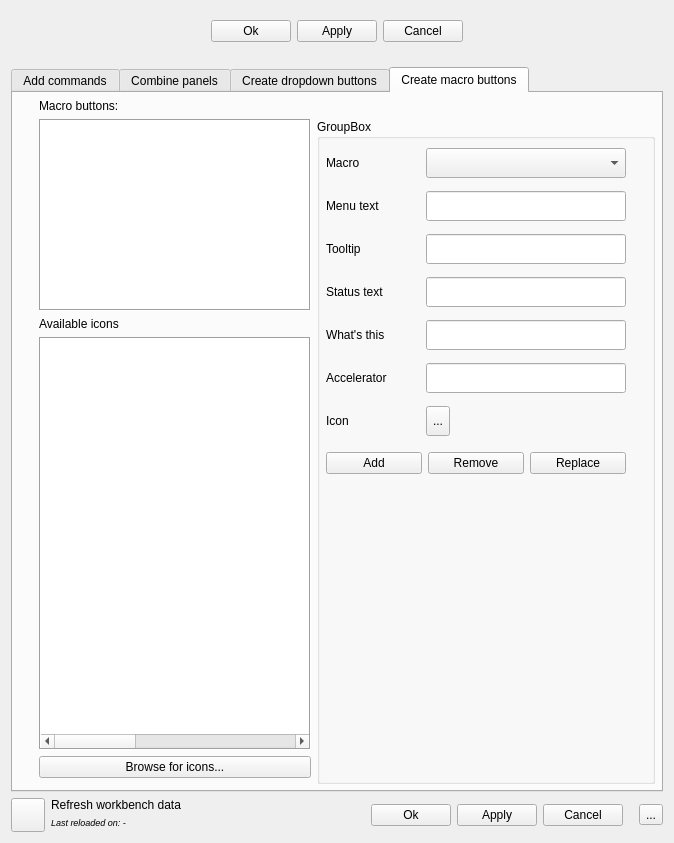
This is Resources/ui/AddCommands.ui in APEbbers/FreeCAD-Ribbon as Qt 5 draws it before an edit. The edited form follows.
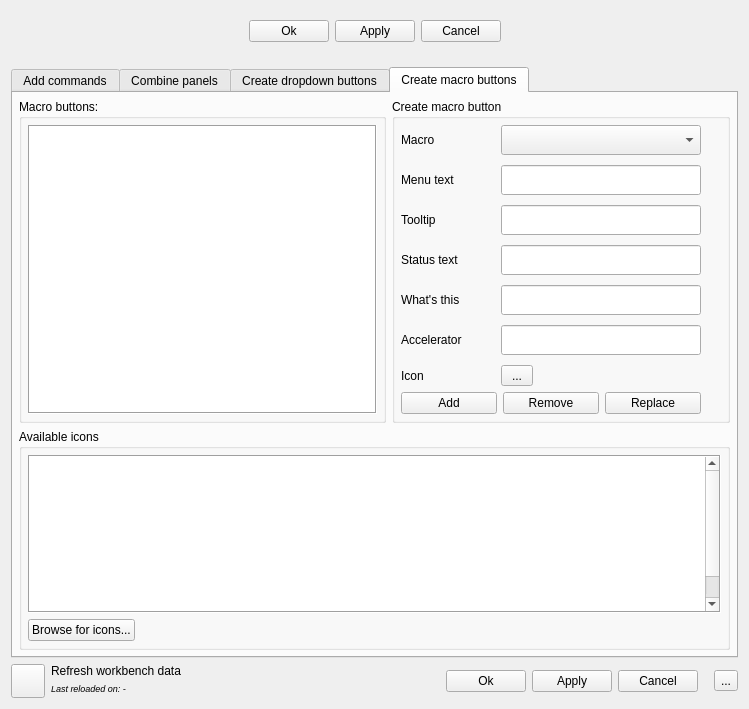
This is the edited form. Icons and pictures are not drawn.

Commit message: Support for macro buttons - 7

```diff
--- a/Resources/ui/AddCommands.ui
+++ b/Resources/ui/AddCommands.ui
@@ -6,8 +6,8 @@
    <rect>
     <x>0</x>
     <y>0</y>
-    <width>674</width>
-    <height>843</height>
+    <width>749</width>
+    <height>709</height>
    </rect>
   </property>
   <property name="acceptDrops">
@@ -16,7 +16,7 @@
   <property name="windowTitle">
    <string>Form</string>
   </property>
-  <layout class="QGridLayout" name="gridLayout_10">
+  <layout class="QGridLayout" name="gridLayout_13">
    <item row="0" column="0">
     <widget class="QFrame" name="DockedButtonFrame">
      <property name="sizePolicy">
@@ -831,153 +831,53 @@
        <property name="bottomMargin">
         <number>6</number>
        </property>
-       <item row="3" column="1" rowspan="3">
-        <widget class="QTableWidget" name="ListMacroButtons">
-         <property name="sizePolicy">
-          <sizepolicy hsizetype="Expanding" vsizetype="Expanding">
-           <horstretch>0</horstretch>
-           <verstretch>0</verstretch>
-          </sizepolicy>
+       <item row="0" column="0" rowspan="2">
+        <widget class="QGroupBox" name="groupBox_4">
+         <property name="title">
+          <string>Macro buttons:</string>
          </property>
-         <property name="frameShape">
-          <enum>QFrame::Shape::Box</enum>
-         </property>
-         <property name="editTriggers">
-          <set>QAbstractItemView::EditTrigger::SelectedClicked</set>
-         </property>
-         <property name="tabKeyNavigation">
-          <bool>false</bool>
-         </property>
-         <property name="showDropIndicator" stdset="0">
-          <bool>false</bool>
-         </property>
-         <property name="selectionMode">
-          <enum>QAbstractItemView::SelectionMode::SingleSelection</enum>
-         </property>
-         <property name="showGrid">
-          <bool>false</bool>
-         </property>
-         <property name="supportedDragActions">
-          <set>Qt::DropAction::IgnoreAction</set>
-         </property>
-         <attribute name="horizontalHeaderVisible">
-          <bool>false</bool>
-         </attribute>
-         <attribute name="verticalHeaderVisible">
-          <bool>false</bool>
-         </attribute>
-         <row>
-          <property name="text">
-           <string>New Row</string>
+         <layout class="QGridLayout" name="gridLayout_10">
+          <property name="leftMargin">
+           <number>6</number>
           </property>
-         </row>
-         <row>
-          <property name="text">
-           <string>1</string>
+          <property name="topMargin">
+           <number>6</number>
           </property>
-         </row>
-         <row>
-          <property name="text">
-           <string>2</string>
+          <property name="rightMargin">
+           <number>6</number>
           </property>
-         </row>
-         <row>
-          <property name="text">
-           <string>3</string>
+          <property name="bottomMargin">
+           <number>6</number>
           </property>
-         </row>
-         <row>
-          <property name="text">
-           <string>4</string>
-          </property>
-         </row>
-         <row>
-          <property name="text">
-           <string>5</string>
-          </property>
-         </row>
-         <column>
-          <property name="text">
-           <string>New Column</string>
-          </property>
-         </column>
-         <column>
-          <property name="text">
-           <string>1</string>
-          </property>
-         </column>
-         <column>
-          <property name="text">
-           <string>2</string>
-          </property>
-         </column>
-         <column>
-          <property name="text">
-           <string>3</string>
-          </property>
-         </column>
-         <column>
-          <property name="text">
-           <string>4</string>
-          </property>
-         </column>
-         <column/>
-         <item row="0" column="0">
-          <property name="text">
-           <string/>
-          </property>
-          <property name="flags">
-           <set>ItemIsSelectable|ItemIsEnabled</set>
-          </property>
-         </item>
+          <item row="0" column="0">
+           <widget class="QListWidget" name="MacroList">
+            <property name="sizePolicy">
+             <sizepolicy hsizetype="Expanding" vsizetype="Maximum">
+              <horstretch>0</horstretch>
+              <verstretch>0</verstretch>
+             </sizepolicy>
+            </property>
+            <property name="maximumSize">
+             <size>
+              <width>16777215</width>
+              <height>300</height>
+             </size>
+            </property>
+            <property name="frameShape">
+             <enum>QFrame::Shape::Box</enum>
+            </property>
+            <property name="supportedDragActions">
+             <set>Qt::DropAction::IgnoreAction</set>
+            </property>
+           </widget>
+          </item>
+         </layout>
         </widget>
        </item>
-       <item row="2" column="1">
-        <widget class="QLabel" name="label_15">
-         <property name="sizePolicy">
-          <sizepolicy hsizetype="Preferred" vsizetype="Fixed">
-           <horstretch>0</horstretch>
-           <verstretch>0</verstretch>
-          </sizepolicy>
-         </property>
-         <property name="text">
-          <string>Available icons</string>
-         </property>
-        </widget>
-       </item>
-       <item row="1" column="1">
-        <widget class="QListWidget" name="MacroList">
-         <property name="sizePolicy">
-          <sizepolicy hsizetype="Expanding" vsizetype="Maximum">
-           <horstretch>0</horstretch>
-           <verstretch>0</verstretch>
-          </sizepolicy>
-         </property>
-         <property name="maximumSize">
-          <size>
-           <width>16777215</width>
-           <height>300</height>
-          </size>
-         </property>
-         <property name="frameShape">
-          <enum>QFrame::Shape::Box</enum>
-         </property>
-         <property name="supportedDragActions">
-          <set>Qt::DropAction::IgnoreAction</set>
-         </property>
-        </widget>
-       </item>
-       <item row="6" column="1">
-        <widget class="QPushButton" name="pushButton">
-         <property name="text">
-          <string>Browse for icons...</string>
-         </property>
-        </widget>
-       </item>
-       <item row="1" column="2" rowspan="7">
+       <item row="0" column="1" rowspan="2">
         <widget class="QGroupBox" name="groupBox_2">
          <property name="title">
-          <string>GroupBox</string>
+          <string>Create macro button</string>
          </property>
          <layout class="QGridLayout" name="gridLayout_4">
           <property name="leftMargin">
@@ -1011,7 +911,7 @@
               <property name="minimumSize">
                <size>
                 <width>200</width>
-                <height>20</height>
+                <height>30</height>
                </size>
               </property>
               <property name="maximumSize">
@@ -1033,7 +933,7 @@
               <property name="minimumSize">
                <size>
                 <width>200</width>
-                <height>20</height>
+                <height>30</height>
                </size>
               </property>
               <property name="maximumSize">
@@ -1055,7 +955,7 @@
               <property name="minimumSize">
                <size>
                 <width>200</width>
-                <height>20</height>
+                <height>30</height>
                </size>
               </property>
               <property name="maximumSize">
@@ -1202,7 +1102,7 @@
               <property name="minimumSize">
                <size>
                 <width>200</width>
-                <height>0</height>
+                <height>30</height>
                </size>
               </property>
               <property name="maximumSize">
@@ -1230,7 +1130,7 @@
               <property name="minimumSize">
                <size>
                 <width>200</width>
-                <height>20</height>
+                <height>30</height>
                </size>
               </property>
               <property name="maximumSize">
@@ -1277,7 +1177,7 @@
               <property name="minimumSize">
                <size>
                 <width>200</width>
-                <height>20</height>
+                <height>30</height>
                </size>
               </property>
               <property name="maximumSize">
@@ -1292,8 +1192,8 @@
              <widget class="QToolButton" name="SelectIcon">
               <property name="maximumSize">
                <size>
-                <width>16777215</width>
-                <height>30</height>
+                <width>32</width>
+                <height>32</height>
                </size>
               </property>
               <property name="text">
@@ -1372,48 +1272,157 @@
             </item>
            </layout>
           </item>
-          <item row="3" column="0">
-           <spacer name="verticalSpacer_5">
+         </layout>
+        </widget>
+       </item>
+       <item row="2" column="0" colspan="2">
+        <widget class="QGroupBox" name="groupBox_6">
+         <property name="sizePolicy">
+          <sizepolicy hsizetype="Preferred" vsizetype="Expanding">
+           <horstretch>0</horstretch>
+           <verstretch>0</verstretch>
+          </sizepolicy>
+         </property>
+         <property name="title">
+          <string>Available icons</string>
+         </property>
+         <layout class="QGridLayout" name="gridLayout_11">
+          <property name="leftMargin">
+           <number>6</number>
+          </property>
+          <property name="topMargin">
+           <number>6</number>
+          </property>
+          <property name="rightMargin">
+           <number>6</number>
+          </property>
+          <property name="bottomMargin">
+           <number>6</number>
+          </property>
+          <item row="1" column="1">
+           <widget class="QPushButton" name="pushButton">
+            <property name="text">
+             <string>Browse for icons...</string>
+            </property>
+           </widget>
+          </item>
+          <item row="1" column="2">
+           <spacer name="horizontalSpacer_4">
             <property name="orientation">
-             <enum>Qt::Orientation::Vertical</enum>
+             <enum>Qt::Orientation::Horizontal</enum>
             </property>
             <property name="sizeHint" stdset="0">
              <size>
-              <width>20</width>
-              <height>40</height>
+              <width>40</width>
+              <height>20</height>
              </size>
             </property>
            </spacer>
           </item>
+          <item row="0" column="1" colspan="2">
+           <widget class="QTableWidget" name="ListMacroButtons">
+            <property name="sizePolicy">
+             <sizepolicy hsizetype="Expanding" vsizetype="Expanding">
+              <horstretch>0</horstretch>
+              <verstretch>0</verstretch>
+             </sizepolicy>
+            </property>
+            <property name="frameShape">
+             <enum>QFrame::Shape::Box</enum>
+            </property>
+            <property name="editTriggers">
+             <set>QAbstractItemView::EditTrigger::SelectedClicked</set>
+            </property>
+            <property name="tabKeyNavigation">
+             <bool>false</bool>
+            </property>
+            <property name="showDropIndicator" stdset="0">
+             <bool>false</bool>
+            </property>
+            <property name="selectionMode">
+             <enum>QAbstractItemView::SelectionMode::SingleSelection</enum>
+            </property>
+            <property name="showGrid">
+             <bool>false</bool>
+            </property>
+            <property name="supportedDragActions">
+             <set>Qt::DropAction::IgnoreAction</set>
+            </property>
+            <attribute name="horizontalHeaderVisible">
+             <bool>false</bool>
+            </attribute>
+            <attribute name="verticalHeaderVisible">
+             <bool>false</bool>
+            </attribute>
+            <row>
+             <property name="text">
+              <string>New Row</string>
+             </property>
+            </row>
+            <row>
+             <property name="text">
+              <string>1</string>
+             </property>
+            </row>
+            <row>
+             <property name="text">
+              <string>2</string>
+             </property>
+            </row>
+            <row>
+             <property name="text">
+              <string>3</string>
+             </property>
+            </row>
+            <row>
+             <property name="text">
+              <string>4</string>
+             </property>
+            </row>
+            <row>
+             <property name="text">
+              <string>5</string>
+             </property>
+            </row>
+            <column>
+             <property name="text">
+              <string>New Column</string>
+             </property>
+            </column>
+            <column>
+             <property name="text">
+              <string>1</string>
+             </property>
+            </column>
+            <column>
+             <property name="text">
+              <string>2</string>
+             </property>
+            </column>
+            <column>
+             <property name="text">
+              <string>3</string>
+             </property>
+            </column>
+            <column>
+             <property name="text">
+              <string>4</string>
+             </property>
+            </column>
+            <column/>
+            <item row="0" column="0">
+             <property name="text">
+              <string/>
+             </property>
+             <property name="flags">
+              <set>ItemIsSelectable|ItemIsEnabled</set>
+             </property>
+            </item>
+           </widget>
+          </item>
          </layout>
         </widget>
        </item>
-       <item row="0" column="1">
-        <widget class="QLabel" name="label_14">
-         <property name="sizePolicy">
-          <sizepolicy hsizetype="Preferred" vsizetype="Fixed">
-           <horstretch>0</horstretch>
-           <verstretch>0</verstretch>
-          </sizepolicy>
-         </property>
-         <property name="text">
-          <string>Macro buttons:</string>
-         </property>
-        </widget>
-       </item>
-       <item row="3" column="0">
-        <spacer name="verticalSpacer_2">
-         <property name="orientation">
-          <enum>Qt::Orientation::Vertical</enum>
-         </property>
-         <property name="sizeHint" stdset="0">
-          <size>
-           <width>20</width>
-           <height>40</height>
-          </size>
-         </property>
-        </spacer>
-       </item>
       </layout>
      </widget>
     </widget>
```
The commit also changes 2 other files.
